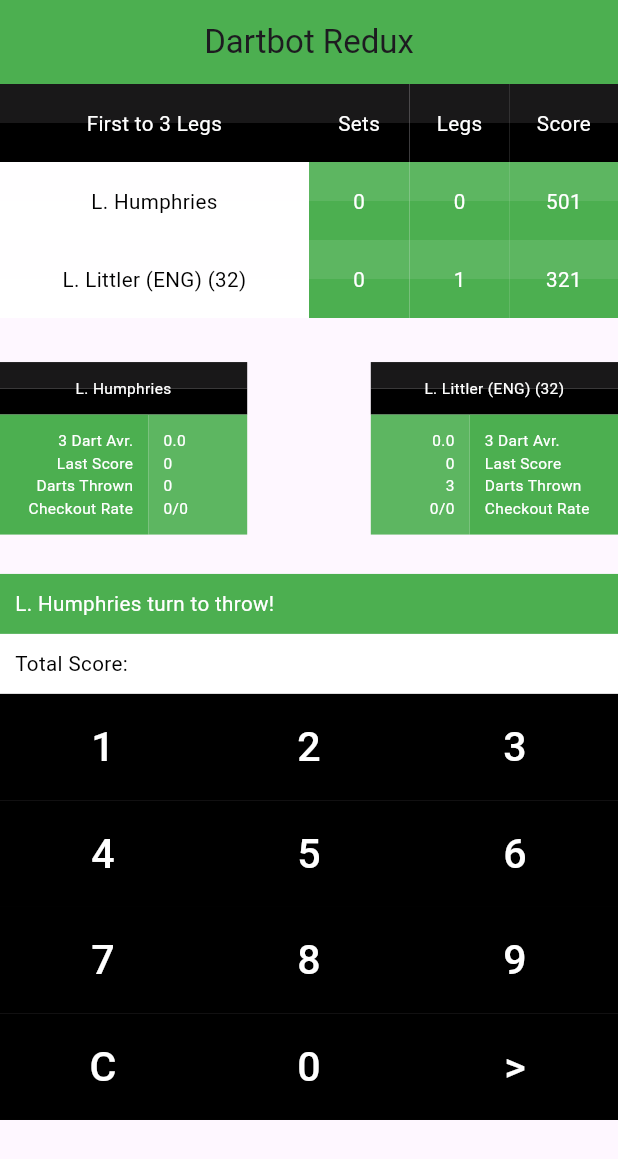
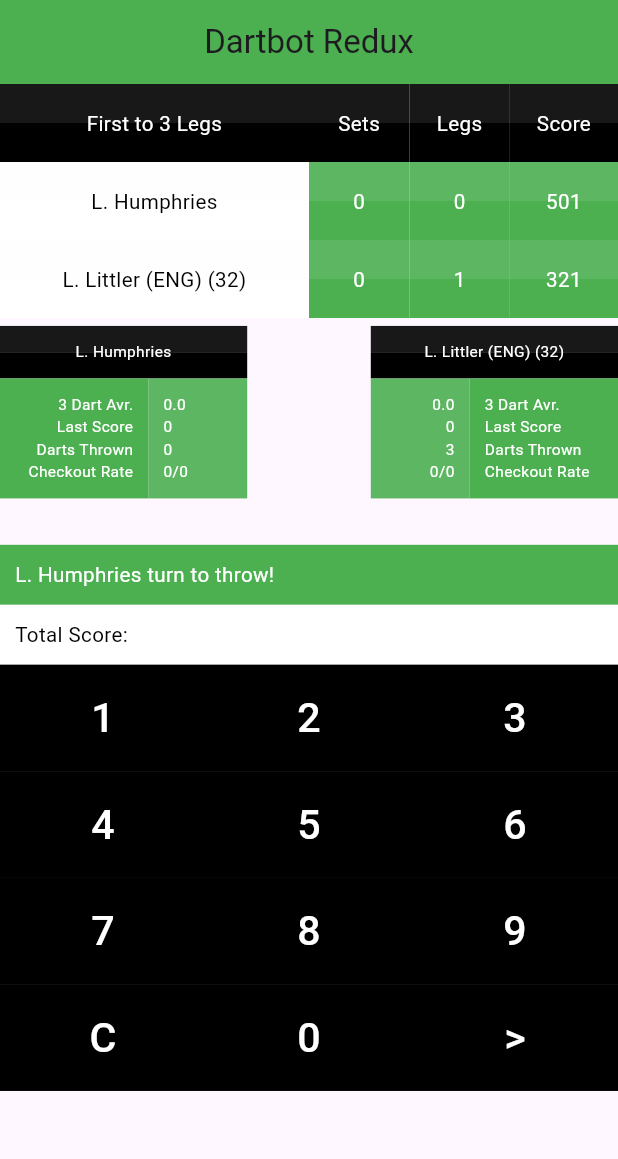
Before and after one commit to BartekSienko/dartbot-redux, a Flutter app: the screen it shows after launch, on a phone screen of 412 x 824 dp. Shown: the top 1159 px of the screen. Run offline on Flutter 3.47's test engine with Material 3 defaults, Android fonts, the phone set to English and light mode, and no system bars.

Commit message:
Removed unused functions

```diff
--- a/dartbot_redux/lib/frontend/match_menu/matchMenu.dart
+++ b/dartbot_redux/lib/frontend/match_menu/matchMenu.dart
@@ -44,82 +44,39 @@ class _MainMenuState extends State<MainMenu> {
         title: const Text('Dartbot Redux'),
         centerTitle: true,
       ),
+      body: LayoutBuilder(
+        builder: (context, constraints) {
+          final screenHeight = constraints.maxHeight;
 
-        body: Column(
+          return Stack(
             children: [
-              Expanded(flex: 20, child: Scoreboard(player1: player1, player2: player2)),
-              Expanded(flex: 1, child: Container()),
-              Expanded(flex: 15, child: StatBox(player1: player1, player2: player2)),
-              Expanded(flex: 1, child: Container()),
-              Expanded(flex: 50, child: NumPad(player1: player1, player2: player2))
-            ]
+              Positioned(
+                top: 0,
+                height: screenHeight * 0.20, // 20% of screen height
+                left: 0,
+                right: 0,
+                child: Scoreboard(player1: player1, player2: player2),
+              ),
+              Positioned(
+                top: screenHeight * 0.21,
+                height: screenHeight * 0.15,
+                left: 0,
+                right: 0,
+                child: StatBox(player1: player1, player2: player2),
+              ),
+              Positioned(
+                top: screenHeight * 0.4,
+                height: screenHeight * 0.6,
+                left: 0,
+                right: 0,
+                child: NumPad(player1: player1, player2: player2),
+              ),
+            ],
+          );
+        },
       ),
     ),
   );
 }
 
-
-Widget buildScoreText(String text, double fontSize, Color textColor, Color backgroundColor) {
-  return Stack(
-    children: [
-
-      Positioned.fill(
-        child: Column(
-          children: [
-            Expanded(
-              child: Container(color: backgroundColor.withAlpha(230)),
-            ),
-            Expanded(
-              child: Container(color: backgroundColor),
-            ),
-          ],
-        ),
-      ),
-
-      Container(
-        alignment: Alignment.center,
-        padding: const EdgeInsets.all(16),  // Padding inside container, not outside
-        child: Text(
-            text,
-            style: TextStyle(
-              fontSize: fontSize,
-              color: textColor,
-            ),
-            textAlign: TextAlign.center,
-          ),
-          )
-    ],
-
-  );
 }
-
-  Widget buildStatText(String text, double fontSize, bool alignRight) {
-
-    return Padding(
-      padding: EdgeInsets.all(16), // Adjust padding as needed
-      child: Align(
-        alignment: alignRight ? Alignment.centerRight : Alignment.centerLeft,
-        child: Text(
-                    text,
-                    style: TextStyle(
-                      fontSize: fontSize
-                      ),
-                  )
-    )
-    );
-  }
-
-   // Helper method to center text with padding
-  Widget buildScoreText2(String text, double fontSize) {
-    return Padding(
-      padding: EdgeInsets.all(16), // Adjust padding as needed
-      child: Text(
-                    text,
-                    style: TextStyle(
-                      fontSize: fontSize
-                      ),
-                  )
-    );
-  }
-
-}
```
Lines whose indentation alone changed are shown as unchanged.
